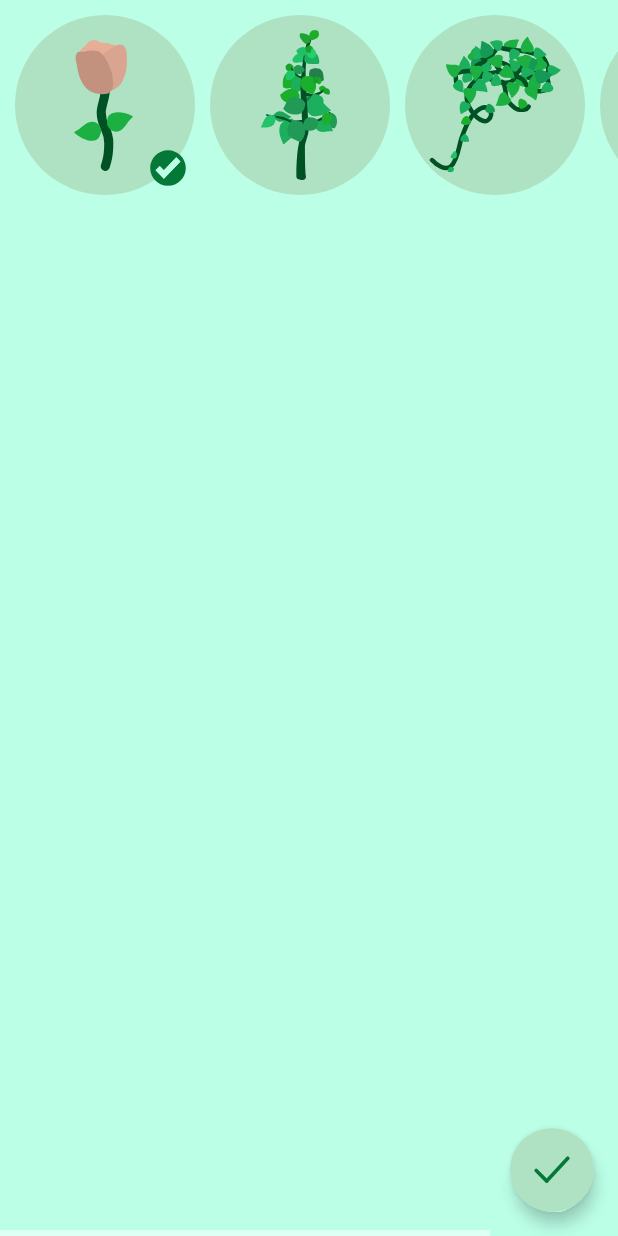
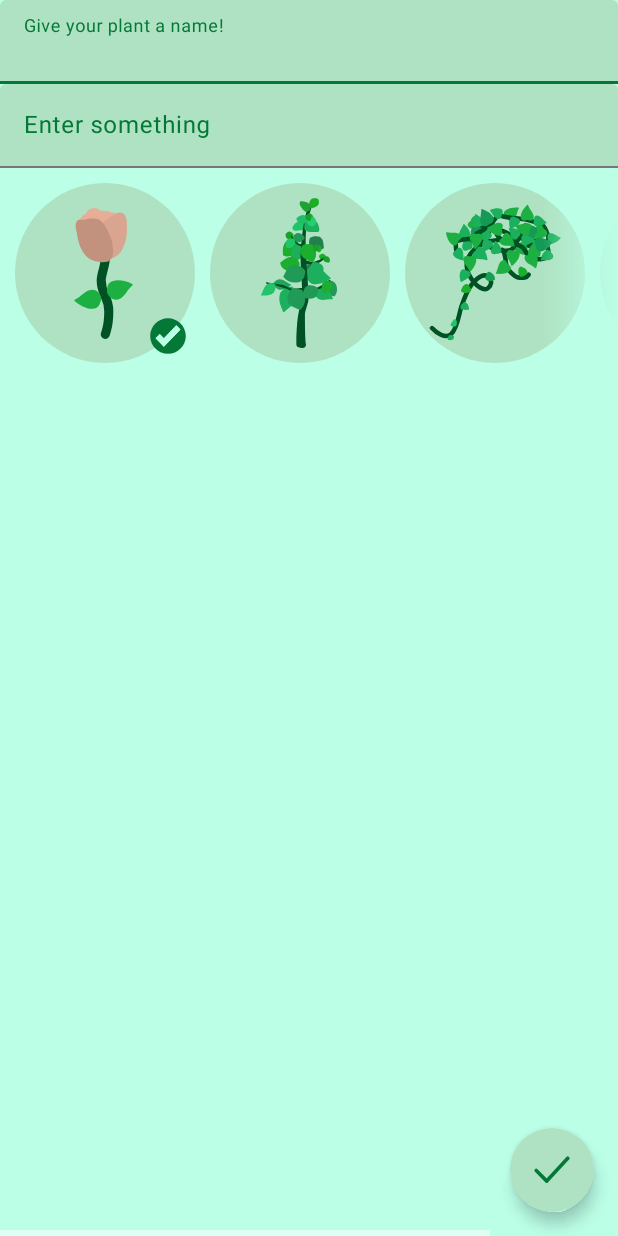
Before and after one commit to dion-choy/mad-plantopia, an Android app: the layout activity_add_plant.xml on its own in the app's theme, with its tools: preview values and no code run, on a phone screen of 412 x 824 dp. Run offline under Robolectric (Android 15) with nearby library versions, the phone set to English and light mode, and no system bars.

Commit message:
dark theme, started on add plant inputs

```diff
--- a/app/src/main/AndroidManifest.xml
+++ b/app/src/main/AndroidManifest.xml
@@ -21,10 +21,10 @@
         android:theme="@style/Theme.MADproj"
         tools:targetApi="31">
         <activity
-            android:name=".addPlant"
+            android:name=".AddPlantActivity"
             android:exported="false" />
         <activity
-            android:name=".IdResult"
+            android:name=".IdResultActivity"
             android:exported="false" />
         <activity
             android:name=".CamActivtity"
--- a/app/src/main/java/com/sp/madproj/CamActivtity.java
+++ b/app/src/main/java/com/sp/madproj/CamActivtity.java
@@ -129,7 +129,7 @@ public class CamActivtity extends AppCompatActivity {
             }, ActivityCompat.getMainExecutor(this));
 
 
-            Toast.makeText(getApplicationContext(), "Enabled", Toast.LENGTH_SHORT).show();
+//            Toast.makeText(getApplicationContext(), "Enabled", Toast.LENGTH_SHORT).show();
         } else {
             ActivityCompat.requestPermissions(this,
                     new String[]{Manifest.permission.CAMERA},
--- a/app/src/main/res/anim/scale_down.xml
+++ b/app/src/main/res/anim/scale_down.xml
@@ -4,6 +4,8 @@
 
     <scale
         android:duration="100"
+        android:pivotX="50%"
+        android:pivotY="50%"
         android:toXScale="0"
         android:toYScale="0"
         android:fromXScale="1"
--- a/app/src/main/res/anim/scale_up.xml
+++ b/app/src/main/res/anim/scale_up.xml
@@ -4,6 +4,8 @@
 
     <scale
         android:duration="100"
+        android:pivotX="50%"
+        android:pivotY="50%"
         android:toXScale="1"
         android:toYScale="1"
         android:fromXScale="0"
--- a/app/src/main/res/layout/activity_add_plant.xml
+++ b/app/src/main/res/layout/activity_add_plant.xml
@@ -4,7 +4,7 @@
     xmlns:tools="http://schemas.android.com/tools"
     android:layout_width="match_parent"
     android:layout_height="match_parent"
-    tools:context=".addPlant">
+    tools:context=".AddPlantActivity">
 
     <com.google.android.material.floatingactionbutton.FloatingActionButton
         android:id="@+id/returnBtn"
@@ -25,13 +25,49 @@
         android:layout_height="match_parent"
         android:orientation="vertical">
 
+        <com.google.android.material.textfield.TextInputLayout
+            style="?attr/textInputFilledStyle"
+            android:layout_width="match_parent"
+            android:layout_height="wrap_content"
+            android:hint="Give your plant a name!"
+            app:boxBackgroundColor="@color/nav_bar_background">
+
+            <com.google.android.material.textfield.TextInputEditText
+                android:id="@+id/nameInput"
+                android:layout_width="match_parent"
+                android:layout_height="wrap_content" />
+
+        </com.google.android.material.textfield.TextInputLayout>
+
+        <com.google.android.material.textfield.TextInputLayout
+            style="?attr/textInputFilledStyle"
+            android:layout_width="match_parent"
+            android:layout_height="wrap_content"
+            android:hint="Enter something"
+            app:boxBackgroundColor="@color/nav_bar_background" >
+
+            <AutoCompleteTextView
+                android:id="@+id/speciesInput"
+                style="@style/Widget.Material3.AutoCompleteTextView.FilledBox"
+                android:layout_width="match_parent"
+                android:layout_height="match_parent"
+                android:layout_weight="1"
+                android:textColor="@color/dark_primary"
+                app:dropDownBackgroundTint="@color/nav_bar_focus"
+                app:simpleItemSelectedColor="@color/light_text_em" />
+        </com.google.android.material.textfield.TextInputLayout>
+
         <HorizontalScrollView
+            android:id="@+id/selectPlantIcon"
             android:layout_width="match_parent"
-            android:layout_height="match_parent">
+            android:layout_height="match_parent"
+            android:fadingEdgeLength="50dp"
+            android:requiresFadingEdge="horizontal">
 
             <androidx.constraintlayout.widget.ConstraintLayout
                 android:layout_width="wrap_content"
                 android:layout_height="match_parent"
+                android:fadingEdge="horizontal"
                 android:orientation="horizontal">
 
                 <ImageButton
--- a/app/src/main/res/layout/fragment_feed.xml
+++ b/app/src/main/res/layout/fragment_feed.xml
@@ -26,7 +26,7 @@
             android:layout_width="wrap_content"
             android:layout_height="0dp"
             android:layout_marginEnd="16dp"
-            android:backgroundTint="@color/dark_text"
+            android:backgroundTint="@color/light_primary"
             android:clickable="true"
             android:contentDescription="Identify new plant"
             android:src="@drawable/gallery"
@@ -43,7 +43,7 @@
             android:layout_height="wrap_content"
             android:layout_marginEnd="16dp"
             android:layout_marginBottom="8dp"
-            android:backgroundTint="@color/dark_text"
+            android:backgroundTint="@color/light_primary"
             android:clickable="true"
             android:contentDescription="Identify new plant"
             android:src="@drawable/cam"
--- a/app/src/main/res/layout/fragment_home.xml
+++ b/app/src/main/res/layout/fragment_home.xml
@@ -21,7 +21,7 @@
                 android:layout_width="match_parent"
                 android:layout_height="wrap_content"
                 android:layout_margin="10dp"
-                app:cardBackgroundColor="@color/nav_bar_background"
+                app:cardBackgroundColor="?attr/colorSurfaceContainer"
                 app:cardCornerRadius="10dp"
                 app:cardElevation="0dp">
 
@@ -106,7 +106,8 @@
                 android:id="@+id/notifsList"
                 android:layout_width="match_parent"
                 android:layout_height="match_parent"
-                android:layout_marginTop="30dp" />
+                android:layout_marginTop="30dp"
+                android:background="?android:attr/windowBackground" />
 
         </LinearLayout>
     </androidx.swiperefreshlayout.widget.SwipeRefreshLayout>
--- a/app/src/main/res/layout/fragment_identify.xml
+++ b/app/src/main/res/layout/fragment_identify.xml
@@ -38,7 +38,7 @@
             android:layout_width="wrap_content"
             android:layout_height="0dp"
             android:layout_marginEnd="16dp"
-            android:backgroundTint="@color/dark_text"
+            android:backgroundTint="@color/light_text"
             android:contentDescription="Identify new plant"
             android:src="@drawable/gallery"
             android:visibility="gone"
@@ -54,7 +54,7 @@
             android:layout_height="wrap_content"
             android:layout_marginEnd="16dp"
             android:layout_marginBottom="8dp"
-            android:backgroundTint="@color/dark_text"
+            android:backgroundTint="@color/light_primary"
             android:clickable="true"
             android:contentDescription="Identify new plant"
             android:src="@drawable/cam"
--- a/app/src/main/res/layout/fragment_plant.xml
+++ b/app/src/main/res/layout/fragment_plant.xml
@@ -26,7 +26,7 @@
             android:layout_width="wrap_content"
             android:layout_height="0dp"
             android:layout_marginEnd="16dp"
-            android:backgroundTint="@color/dark_text"
+            android:backgroundTint="@color/light_text"
             android:clickable="true"
             android:contentDescription="Identify new plant"
             android:src="@drawable/btn_add_person"
@@ -43,7 +43,7 @@
             android:layout_height="wrap_content"
             android:layout_marginEnd="16dp"
             android:layout_marginBottom="8dp"
-            android:backgroundTint="@color/dark_text"
+            android:backgroundTint="@color/light_text"
             android:clickable="true"
             android:contentDescription="Identify new plant"
             android:src="@drawable/btn_add_plant"
--- a/app/src/main/res/layout/identif_row.xml
+++ b/app/src/main/res/layout/identif_row.xml
@@ -10,7 +10,7 @@
         android:layout_height="wrap_content"
         android:layout_margin="10dp"
         android:foreground="?attr/selectableItemBackground"
-        app:cardBackgroundColor="@color/nav_bar_background"
+        app:cardBackgroundColor="?attr/colorSurfaceContainer"
         app:cardCornerRadius="10dp"
         app:cardElevation="0dp">
 
--- a/app/src/main/res/layout/notifs_row.xml
+++ b/app/src/main/res/layout/notifs_row.xml
@@ -8,7 +8,7 @@
         android:layout_width="match_parent"
         android:layout_height="wrap_content"
         android:layout_margin="10dp"
-        app:cardBackgroundColor="@color/nav_bar_background"
+        app:cardBackgroundColor="?attr/colorSurfaceContainer"
         app:cardCornerRadius="10dp"
         app:cardElevation="0dp">
 
--- a/app/src/main/res/values-night/themes.xml
+++ b/app/src/main/res/values-night/themes.xml
@@ -1,7 +1,31 @@
 <resources xmlns:tools="http://schemas.android.com/tools">
+
+    <style name="fab">
+        <item name="cornerFamily">rounded</item>
+        <item name="cornerSize">50%</item>
+        <item name="cornerSizeTopLeft">100dp</item>
+        <item name="cornerSizeTopRight">100dp</item>
+        <item name="cornerSizeBottomLeft">100dp</item>
+        <item name="cornerSizeBottomRight">100dp</item>
+        <item name="colorPrimaryContainer">@color/nav_bar_dark_background</item>
+    </style>
+
     <!-- Base application theme. -->
     <style name="Base.Theme.MADproj" parent="Theme.Material3.DayNight.NoActionBar">
         <!-- Customize your dark theme here. -->
+        <item name="colorPrimary">@color/dark_primary</item>
+        <item name="android:textColorSecondary">@color/nav_bar_dark_background</item>
         <item name="android:windowBackground">@color/dark_background</item>
+
+        <item name="colorOnSecondaryContainer">@color/dark_text_em</item>
+        <item name="colorOnSurface">@color/dark_text_em</item>
+
+        <item name="colorOnSurfaceVariant">@color/dark_text</item>
+
+        <item name="colorSecondaryContainer">@color/nav_bar_focus_dark</item>
+        <item name="colorSurfaceContainer">@color/nav_bar_dark_background</item>
+
+        <item name="colorPrimaryContainer">@color/nav_bar_dark_background</item>
+        <item name="colorOnPrimaryContainer">@color/dark_text</item>
     </style>
 </resources>
--- a/app/src/main/res/values/colors.xml
+++ b/app/src/main/res/values/colors.xml
@@ -8,7 +8,11 @@
     <color name="nav_bar_focus">#C6FFDB</color>
     <color name="white">#FFFFFF</color>
 
+    <color name="nav_bar_dark_background">#027A44</color>
+    <color name="nav_bar_focus_dark">#048E44</color>
+
     <color name="light_text">#047836</color>
     <color name="light_text_em">#014F23</color>
-    <color name="dark_text">#047836</color>
+    <color name="dark_text">#AFE2C2</color>
+    <color name="dark_text_em">#BEEBCE</color>
 </resources>
```
Also changed, not shown: app/src/main/java/com/sp/madproj/AddPlantActivity.java (added, +211 -0 lines), app/src/main/java/com/sp/madproj/IdResultActivity.java (renamed from app/src/main/java/com/sp/madproj/IdResult.java, +1 -6 lines), app/src/main/java/com/sp/madproj/IdentifyFrag.java (+4 -10 lines), app/src/main/java/com/sp/madproj/PlantFrag.java (+1 -8 lines), app/src/main/java/com/sp/madproj/addPlant.java (deleted, +0 -93 lines).
